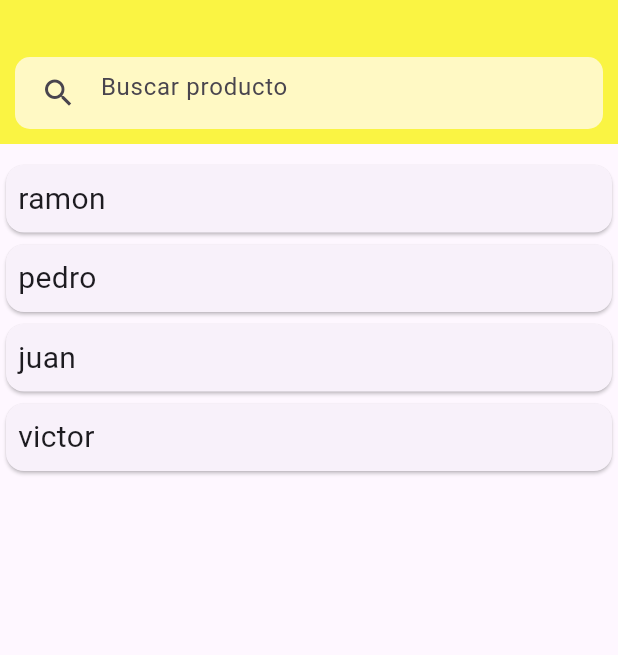
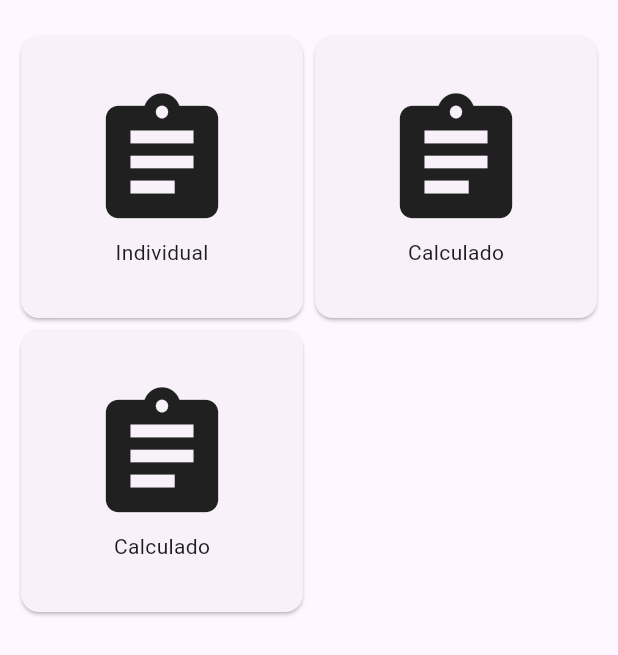
Before and after one commit to victorgbd/market_list, a Flutter app: the screen it shows after launch, on a phone screen of 412 x 824 dp. Shown: the top 655 px of the screen. Run offline on Flutter 3.47's test engine with Material 3 defaults, Android fonts, the phone set to English and light mode, and no system bars; our stand-ins replace sqflite; accounts and stored records are empty.

Commit message:
db agregada y pantallas de productos

```diff
--- a/lib/main.dart
+++ b/lib/main.dart
@@ -1,6 +1,8 @@
 import 'package:flutter/material.dart';
+import 'package:market_list/vista_oferta_inividual.dart';
 
 void main() {
+  WidgetsFlutterBinding.ensureInitialized();
   runApp(const MyApp());
 }
 
@@ -10,91 +12,80 @@ class MyApp extends StatelessWidget {
   @override
   Widget build(BuildContext context) {
     return MaterialApp(
-      title: 'Flutter Demo',
+      title: 'MarketList',
       theme: ThemeData(
         colorScheme: ColorScheme.fromSeed(seedColor: Colors.deepPurple),
         useMaterial3: true,
       ),
-      home: const MyHomePage(title: 'Flutter Demo Home Page'),
+      home: const MyHomePage(),
     );
   }
 }
 
 class MyHomePage extends StatefulWidget {
-  const MyHomePage({super.key, required this.title});
-
-  final String title;
+  const MyHomePage({
+    super.key,
+  });
 
   @override
   State<MyHomePage> createState() => _MyHomePageState();
 }
 
 class _MyHomePageState extends State<MyHomePage> {
-  List<String> a = ['ramon', 'pedro', 'juan', 'victor'];
-  late List<String> b;
-
   @override
   void initState() {
-    b = a;
     super.initState();
   }
 
   @override
   Widget build(BuildContext context) {
-    void buscar(String nombre) {
-      b = a.where((element) => element.contains(nombre)).toList();
-    }
-
     return Scaffold(
-      appBar: AppBar(
-        backgroundColor: const Color(0xfffaf443),
-        bottom: PreferredSize(
-          preferredSize: const Size(double.infinity, 40.0),
-          child: Column(children: [
-            Padding(
-              padding: const EdgeInsets.all(10.0),
-              child: Container(
-                decoration: BoxDecoration(
-                    color: Colors.yellow[100],
-                    borderRadius: BorderRadius.circular(10.0)),
-                child: Padding(
-                  padding: const EdgeInsets.symmetric(
-                    horizontal: 5.0,
-                  ),
-                  child: TextField(
-                    cursorColor: Colors.yellow[700],
-                    onChanged: (value) {
-                      setState(() {
-                        buscar(value);
-                      });
-                    },
-                    decoration: const InputDecoration(
-                      hintText: "Buscar producto",
-                      prefixIcon: Icon(Icons.search),
-                      errorBorder: InputBorder.none,
-                      focusedErrorBorder: InputBorder.none,
-                      enabledBorder: InputBorder.none,
-                      focusedBorder: InputBorder.none,
-                    ),
-                  ),
+      body: SafeArea(
+        child: GridView(
+            padding:
+                const EdgeInsets.symmetric(vertical: 20.0, horizontal: 10.0),
+            gridDelegate: const SliverGridDelegateWithFixedCrossAxisCount(
+                crossAxisCount: 2),
+            children: [
+              GestureDetector(
+                onTap: () {
+                  Navigator.of(context).push(MaterialPageRoute(
+                    builder: (context) => const VistaIndivudiales(),
+                  ));
+                },
+                child: const Card(
+                  child: Column(
+                      mainAxisAlignment: MainAxisAlignment.center,
+                      children: [
+                        Icon(Icons.assignment, size: 100),
+                        Text("Individual")
+                      ]),
                 ),
               ),
-            )
-          ]),
-        ),
+              GestureDetector(
+                onTap: () {},
+                child: const Card(
+                  child: Column(
+                      mainAxisAlignment: MainAxisAlignment.center,
+                      children: [
+                        Icon(Icons.assignment, size: 100),
+                        Text("Calculado")
+                      ]),
+                ),
+              ),
+              GestureDetector(
+                onTap: () {},
+                child: const Card(
+                  child: Column(
+                      mainAxisAlignment: MainAxisAlignment.center,
+                      children: [
+                        Icon(Icons.assignment, size: 100),
+                        Text("Calculado")
+                      ]),
+                ),
+              )
+            ]),
       ),
-      body: ListView.builder(
-          // physics: BouncingScrollPhysics(),
-          padding: const EdgeInsets.symmetric(vertical: 10.0),
-          itemBuilder: (context, index) {
-            return Card(
-              child: Padding(
-                padding: EdgeInsets.all(8.0),
-                child: Text(b[index], style: TextStyle(fontSize: 20.0)),
-              ),
-            );
-          },
-          itemCount: b.length),
     );
   }
 }
--- a/pubspec.yaml
+++ b/pubspec.yaml
@@ -16,6 +16,8 @@ dependencies:
 
 
   cupertino_icons: ^1.0.2
+  sqflite: ^2.3.0
+  cached_network_image: ^3.3.0
 
 dev_dependencies:
   flutter_test:
```
Also changed, not shown: lib/database.dart (added, +125 -0 lines), lib/entidades/entidad_oferta.dart (added, +14 -0 lines), lib/entidades/entidad_producto.dart (added, +15 -0 lines), lib/entidades/entidad_super.dart (added, +8 -0 lines), lib/vista_oferta_inividual.dart (added, +97 -0 lines), lib/vista_producto.dart (added, +67 -0 lines), pubspec.lock.
